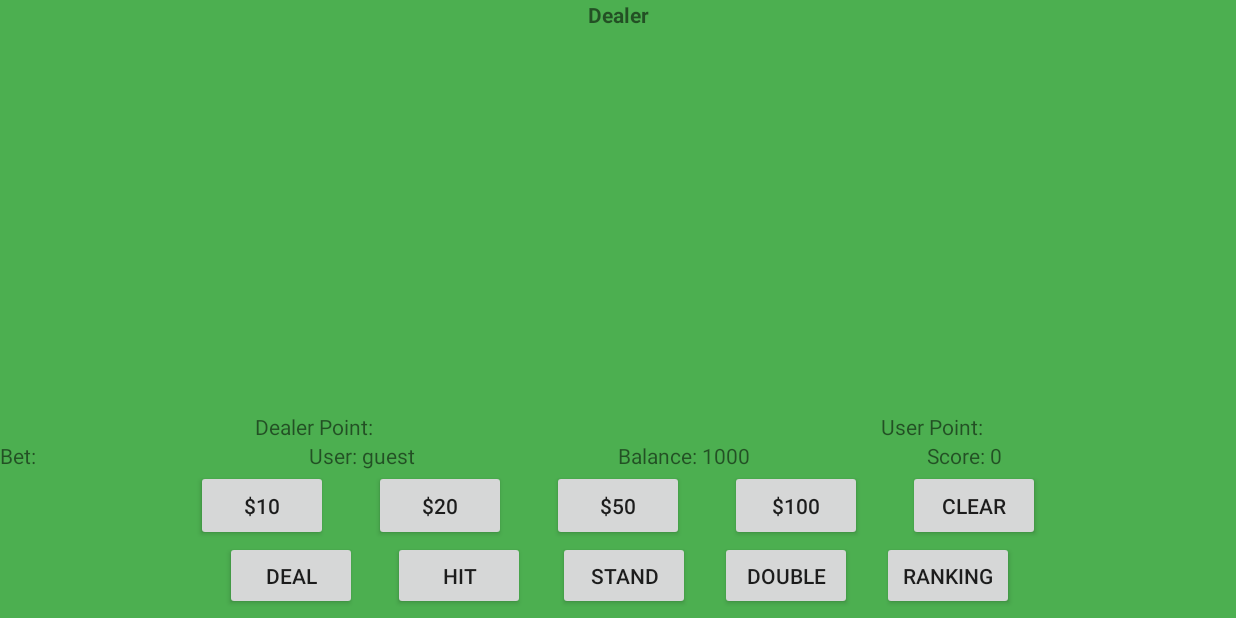
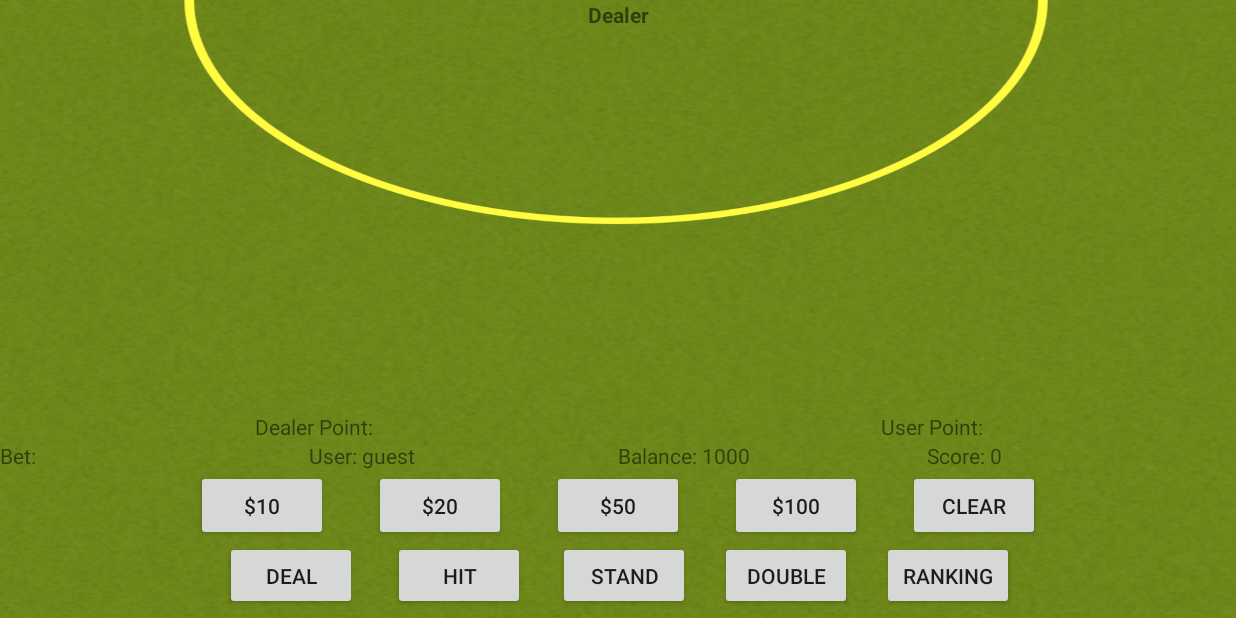
Before and after one commit to YiWeiShen/Group2_Blackjack, an Android app: the screen it shows after launch (GameActivity), after a tap on "PLAY AS A GUEST", on a phone screen of 824 x 412 dp (held sideways). Run offline under Robolectric (Android 15) with nearby library versions, the phone set to English and light mode, and no system bars.

Commit message:
changes to the layout

```diff
--- a/app/src/main/java/com/example/group2_blackjack/GameActivity.java
+++ b/app/src/main/java/com/example/group2_blackjack/GameActivity.java
@@ -1,6 +1,4 @@
 package com.example.group2_blackjack;
-
-import androidx.appcompat.app.AppCompatActivity;
 
 
 import android.app.Activity;
@@ -275,9 +273,9 @@ public class GameActivity extends Activity {
 
         DB = new DBHelper(this);
         Users user = DB.getUserByName(getIntent().getExtras().getString("username"));
-        startButton = findViewById(R.id.button);
-        needButton = findViewById(R.id.button1);
-        stopButton = findViewById(R.id.button2);
+        startButton = findViewById(R.id.btn_deal);
+        needButton = findViewById(R.id.btn_hit);
+        stopButton = findViewById(R.id.btn_stand);
         coin10 = findViewById(R.id.coin_10);
         coin20 = findViewById(R.id.coin_20);
         coin50 = findViewById(R.id.coin_50);
@@ -311,6 +309,7 @@ public class GameActivity extends Activity {
         final MediaPlayer coin = MediaPlayer.create(this, R.raw.coin);
         final MediaPlayer yea = MediaPlayer.create(this, R.raw.yea);
         final MediaPlayer ohh = MediaPlayer.create(this, R.raw.ohh);
+        final MediaPlayer bgm = MediaPlayer.create(this, R.raw.casinobgm);
 
         startButton.setOnClickListener(new View.OnClickListener() {
 
@@ -336,6 +335,8 @@ public class GameActivity extends Activity {
                 clearButton.setAlpha(0.25f);
                 rankingButton.setClickable(false);
                 rankingButton.setAlpha(0.25f);
+
+//                bgm.start();
             }
         });
 
@@ -347,6 +348,7 @@ public class GameActivity extends Activity {
                 userTurn();
                 if(endflag){
                     if(result()){
+                        yea.setVolume(100,100);
                         yea.start();
                         String name = user.getUsername();
                         String password = user.getPassword();
@@ -360,6 +362,7 @@ public class GameActivity extends Activity {
 //                            Toast.makeText(GameActivity.this, "Entry not Updated", Toast.LENGTH_SHORT).show();
 //                        }
                     }else {
+                        ohh.setVolume(100,100);
                         ohh.start();
                         String name = user.getUsername();
                         String password = user.getPassword();
@@ -387,6 +390,7 @@ public class GameActivity extends Activity {
                 aiTurn();
                 if(endflag){
                     if(result()){
+                        yea.setVolume(100,100);
                         yea.start();
                         String name = user.getUsername();
                         String password = user.getPassword();
@@ -402,6 +406,7 @@ public class GameActivity extends Activity {
 //                            Toast.makeText(GameActivity.this, "Entry not Updated", Toast.LENGTH_SHORT).show();
 //                        }
                     }else {
+                        ohh.setVolume(100,100);
                         ohh.start();
                         String name = user.getUsername();
                         String password = user.getPassword();
--- a/app/src/main/java/com/example/group2_blackjack/MainActivity.java
+++ b/app/src/main/java/com/example/group2_blackjack/MainActivity.java
@@ -3,7 +3,10 @@ package com.example.group2_blackjack;
 import androidx.appcompat.app.AppCompatActivity;
 
 import android.content.Intent;
+import android.media.MediaPlayer;
 import android.os.Bundle;
+import android.provider.MediaStore;
+import android.provider.Settings;
 import android.view.View;
 import android.widget.Button;
 import android.widget.EditText;
@@ -27,6 +30,10 @@ public class MainActivity extends AppCompatActivity {
         login_nameInput = findViewById(R.id.login_nameInput);
 
         DB = new DBHelper(this);
+
+        MediaPlayer bgm = MediaPlayer.create(this, R.raw.casinobgm);
+        bgm.setLooping(true);
+        bgm.start();
 
         reg_btn.setOnClickListener(new View.OnClickListener() {
             @Override
--- a/app/src/main/res/layout/activity_game.xml
+++ b/app/src/main/res/layout/activity_game.xml
@@ -4,7 +4,7 @@
     xmlns:tools="http://schemas.android.com/tools"
     android:layout_width="match_parent"
     android:layout_height="match_parent"
-    android:background="#4CAF50"
+    android:background="@drawable/table"
     android:orientation="vertical"
     tools:context=".GameActivity">
 
@@ -16,13 +16,14 @@
 
         <TextView
             android:id="@+id/textView"
-            android:layout_width="match_parent"
+            android:layout_width="0dp"
             android:layout_height="wrap_content"
             android:layout_weight="1"
             android:gravity="center"
-            android:text="Dealer"
+            android:text="@string/dealer"
             android:textSize="14sp"
-            android:textStyle="bold" />
+            android:textStyle="bold"
+            tools:ignore="NestedWeights" />
     </LinearLayout>
 
     <LinearLayout
@@ -37,13 +38,17 @@
             android:layout_width="0dp"
             android:layout_height="wrap_content"
             android:layout_weight="1"
-            tools:srcCompat="@tools:sample/avatars" />
+            android:padding="3dp"
+            app:cardCornerRadius="8dp"
+            tools:srcCompat="@tools:sample/avatars"
+            tools:ignore="NestedWeights" />
 
         <ImageView
             android:id="@+id/dealer_card2"
             android:layout_width="0dp"
             android:layout_height="wrap_content"
             android:layout_weight="1"
+            android:padding="3dp"
             tools:srcCompat="@tools:sample/avatars" />
 
         <ImageView
@@ -51,6 +56,7 @@
             android:layout_width="0dp"
             android:layout_height="wrap_content"
             android:layout_weight="1"
+            android:padding="3dp"
             tools:srcCompat="@tools:sample/avatars" />
 
         <ImageView
@@ -58,6 +64,7 @@
             android:layout_width="0dp"
             android:layout_height="wrap_content"
             android:layout_weight="1"
+            android:padding="3dp"
             tools:srcCompat="@tools:sample/avatars" />
 
         <ImageView
@@ -65,6 +72,7 @@
             android:layout_width="0dp"
             android:layout_height="wrap_content"
             android:layout_weight="1"
+            android:padding="3dp"
             tools:srcCompat="@tools:sample/avatars" />
 
     </LinearLayout>
@@ -81,13 +89,16 @@
             android:layout_width="0dp"
             android:layout_height="wrap_content"
             android:layout_weight="1"
-            tools:srcCompat="@tools:sample/avatars" />
+            android:padding="3dp"
+            tools:srcCompat="@tools:sample/avatars"
+            tools:ignore="NestedWeights" />
 
         <ImageView
             android:id="@+id/player_card2"
             android:layout_width="0dp"
             android:layout_height="wrap_content"
             android:layout_weight="1"
+            android:padding="3dp"
             tools:srcCompat="@tools:sample/avatars" />
 
         <ImageView
@@ -102,6 +113,8 @@
             android:layout_width="0dp"
             android:layout_height="wrap_content"
             android:layout_weight="1"
+            android:padding="3dp"
+            app:cardCornerRadius="8dp"
             tools:srcCompat="@tools:sample/avatars" />
 
         <ImageView
@@ -109,6 +122,7 @@
             android:layout_width="0dp"
             android:layout_height="wrap_content"
             android:layout_weight="1"
+            android:padding="3dp"
             tools:srcCompat="@tools:sample/avatars" />
     </LinearLayout>
 
@@ -183,7 +197,8 @@
             android:layout_height="wrap_content"
             android:layout_gravity="center"
             android:layout_weight="1"
-            android:orientation="horizontal">
+            android:orientation="horizontal"
+            tools:ignore="NestedWeights">
 
             <Button
                 android:id="@+id/coin_10"
@@ -191,8 +206,8 @@
                 android:layout_height="wrap_content"
                 android:layout_marginLeft="15dp"
                 android:layout_marginRight="15dp"
+                android:soundEffectsEnabled="false"
                 android:text="@string/coin_10"
-                android:soundEffectsEnabled="false"
                 app:backgroundTint="#FF9800" />
 
             <Button
@@ -201,8 +216,8 @@
                 android:layout_height="wrap_content"
                 android:layout_marginLeft="15dp"
                 android:layout_marginRight="15dp"
+                android:soundEffectsEnabled="false"
                 android:text="@string/coin_20"
-                android:soundEffectsEnabled="false"
                 app:backgroundTint="#FF9800" />
 
             <Button
@@ -211,8 +226,8 @@
                 android:layout_height="wrap_content"
                 android:layout_marginLeft="15dp"
                 android:layout_marginRight="15dp"
+                android:soundEffectsEnabled="false"
                 android:text="@string/coin_50"
-                android:soundEffectsEnabled="false"
                 app:backgroundTint="#FF9800" />
 
             <Button
@@ -222,9 +237,10 @@
                 android:layout_marginLeft="15dp"
                 android:layout_marginRight="15dp"
                 android:layout_weight="1"
+                android:soundEffectsEnabled="false"
                 android:text="@string/coin_100"
-                android:soundEffectsEnabled="false"
-                app:backgroundTint="#FF9800" />
+                app:backgroundTint="#FF9800"
+                tools:ignore="NestedWeights" />
 
             <Button
                 android:id="@+id/btn_clear"
@@ -246,7 +262,7 @@
             android:orientation="horizontal">
 
             <Button
-                android:id="@+id/button"
+                android:id="@+id/btn_deal"
                 android:layout_width="wrap_content"
                 android:layout_height="wrap_content"
                 android:layout_marginLeft="12dp"
@@ -258,7 +274,7 @@
                 app:backgroundTint="#03A9F4" />
 
             <Button
-                android:id="@+id/button1"
+                android:id="@+id/btn_hit"
                 android:layout_width="wrap_content"
                 android:layout_height="wrap_content"
                 android:layout_marginLeft="12dp"
@@ -269,7 +285,7 @@
                 app:backgroundTint="#03A9F4" />
 
             <Button
-                android:id="@+id/button2"
+                android:id="@+id/btn_stand"
                 android:layout_width="wrap_content"
                 android:layout_height="wrap_content"
                 android:layout_marginLeft="10dp"
--- a/app/src/main/res/layout/activity_main.xml
+++ b/app/src/main/res/layout/activity_main.xml
@@ -11,7 +11,7 @@
         android:layout_width="match_parent"
         android:layout_height="match_parent"
         android:layout_weight="1"
-        android:background="#4CAF50">
+        android:background="@drawable/background">
 
         <LinearLayout
             android:layout_width="match_parent"
--- a/app/src/main/res/values/strings.xml
+++ b/app/src/main/res/values/strings.xml
@@ -36,4 +36,5 @@
     <string name="Score">Score: </string>
     <string name="dealPoint">Dealer Point: </string>
     <string name="userPoint">User Point: </string>
+    <string name="dealer">Dealer</string>
 </resources>
```
Also changed, not shown: app/src/main/res/drawable-v24/background.png (added), app/src/main/res/drawable-v24/cardback.jpeg (deleted), app/src/main/res/drawable-v24/table.png (added), app/src/main/res/drawable/background.png (added), app/src/main/res/drawable/cardback.jpeg (deleted), app/src/main/res/drawable/table.png (added), 3 other files.
